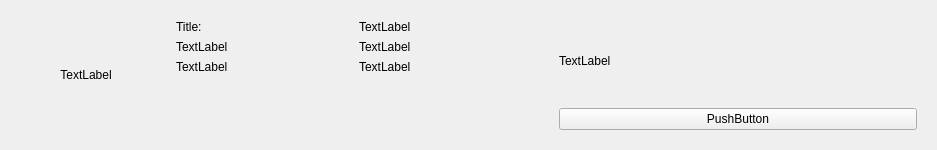
The window that bookListView.ui (Mr-Beastman/CS106_A2) describes before a commit, drawn with Qt 5.
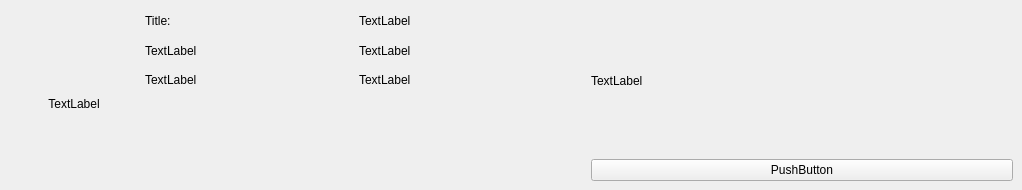
The same window after the commit.

Commit message:
Refactor UserManagement and BookManagement to use Singleton pattern
Refactored UserManagement and BookManagement classes to implement the Singleton pattern. This ensures only a single instance of these objects is created, simplifying the process of sharing member values between views.

Previously, Dynamic casting was used to cycle through parent widgets to access the MainWindow. The Singleton structure removes the need for this.

Additionally:
- Removed the obsolete Utilities class.
- Merged its relevant functions into DataManagement and BookManagement for better organization.

Patch:
```diff
--- a/bookListView.ui
+++ b/bookListView.ui
@@ -6,8 +6,8 @@
    <rect>
     <x>0</x>
     <y>0</y>
-    <width>937</width>
-    <height>150</height>
+    <width>1022</width>
+    <height>190</height>
    </rect>
   </property>
   <property name="sizePolicy">
@@ -16,22 +16,46 @@
     <verstretch>0</verstretch>
    </sizepolicy>
   </property>
+  <property name="minimumSize">
+   <size>
+    <width>0</width>
+    <height>0</height>
+   </size>
+  </property>
   <property name="maximumSize">
    <size>
     <width>16777215</width>
-    <height>150</height>
+    <height>190</height>
    </size>
   </property>
   <property name="windowTitle">
    <string>Form</string>
   </property>
   <layout class="QHBoxLayout" name="horizontalLayout">
+   <property name="leftMargin">
+    <number>0</number>
+   </property>
+   <property name="topMargin">
+    <number>0</number>
+   </property>
+   <property name="rightMargin">
+    <number>0</number>
+   </property>
+   <property name="bottomMargin">
+    <number>0</number>
+   </property>
    <item>
     <widget class="QWidget" name="coverLayout" native="true">
+     <property name="minimumSize">
+      <size>
+       <width>130</width>
+       <height>190</height>
+      </size>
+     </property>
      <property name="maximumSize">
       <size>
-       <width>150</width>
-       <height>200</height>
+       <width>130</width>
+       <height>190</height>
       </size>
      </property>
      <layout class="QVBoxLayout" name="verticalLayout">
@@ -43,10 +67,16 @@
           <verstretch>0</verstretch>
          </sizepolicy>
         </property>
+        <property name="minimumSize">
+         <size>
+          <width>130</width>
+          <height>190</height>
+         </size>
+        </property>
         <property name="maximumSize">
          <size>
-          <width>150</width>
-          <height>200</height>
+          <width>130</width>
+          <height>190</height>
          </size>
         </property>
         <property name="text">
```
The commit also changes 34 other files.
